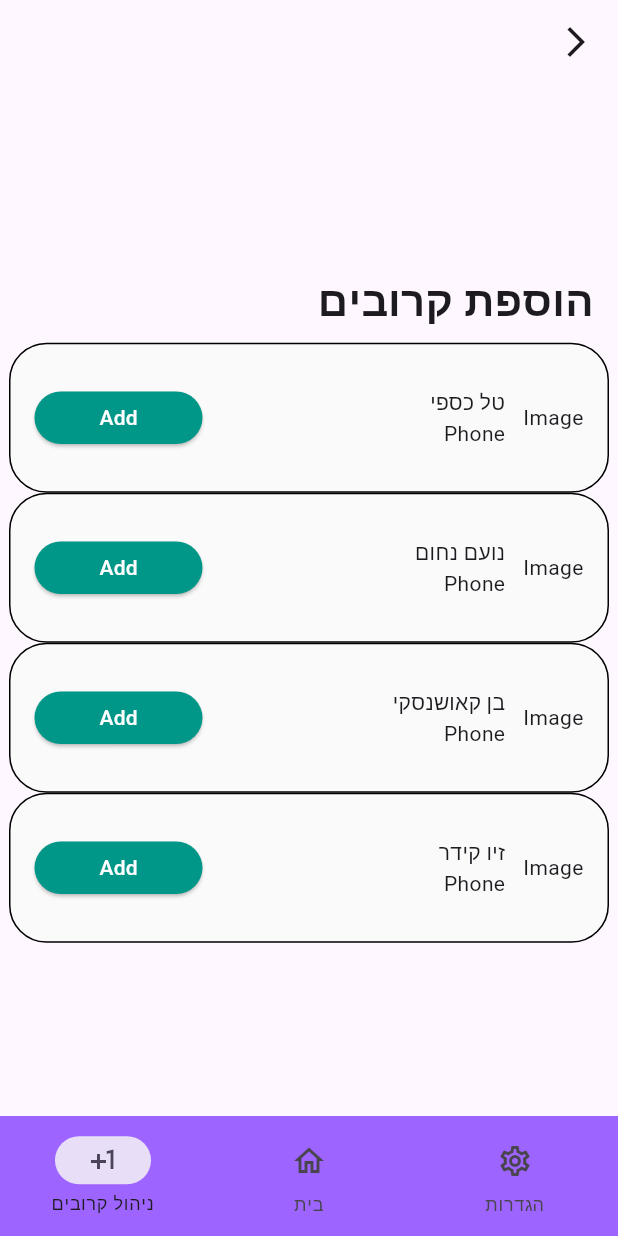
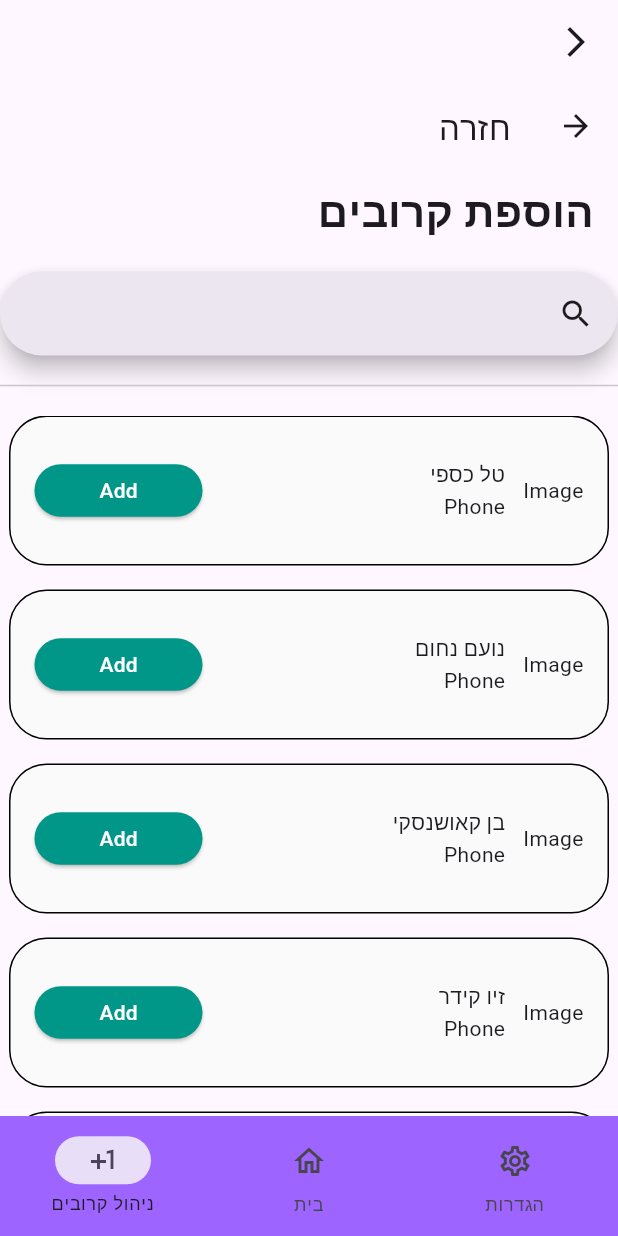
Before and after one commit to Guy-Michael/im_okay_client, a Flutter app: the AddKinPage screen opened by its route, on a phone screen of 412 x 824 dp. Run offline on Flutter 3.47's test engine with Material 3 defaults, Android fonts, the light colour scheme and no system bars; our stand-ins replace equatable, firebase_auth, firebase_core, firebase_messaging, flutter_dotenv, fluttertoast and 5 more; missing offline and left inert: firebase_ui_auth, point_in_polygon; accounts and stored records are empty; network calls fail.

Commit message:
WIP: align kin pages

```diff
--- a/lib/pages/kin/add kin/add_kin_page.dart
+++ b/lib/pages/kin/add kin/add_kin_page.dart
@@ -3,6 +3,7 @@ import 'package:im_okay/Models/app_user.dart';
 import 'package:im_okay/Services/API%20Services/Friend%20Interaction%20Service/friend_interactions_api_provider.dart';
 import 'package:im_okay/pages/kin/kin%20management/components/kin_page_title.dart';
 import 'package:im_okay/pages/kin/add%20kin/components/add_kin_button.dart';
+import 'package:im_okay/pages/kin/kin%20page%20base/kin_page_base.dart';
 
 class AddKinPage extends StatefulWidget {
   final IKinInteractionsService friendInteractionProvider;
@@ -20,29 +21,16 @@ class AddKinPageState extends State<AddKinPage> {
     AppUser user2 = AppUser(firstName: "נועם", lastName: "נחום");
     AppUser user3 = AppUser(firstName: "בן", lastName: "קאושנסקי");
     AppUser user4 = AppUser(firstName: "זיו", lastName: "קידר");
-    return Scaffold(
-        body: Column(
-      mainAxisAlignment: MainAxisAlignment.center,
-      children: [
-        KinPageTitle(title: AddKinPageConsts.pageTitle),
-        AddKinButton(
-          user: user,
-          onAddClicked: widget.friendInteractionProvider.sendFriendRequest,
-        ),
-        AddKinButton(
-          user: user2,
-          onAddClicked: widget.friendInteractionProvider.sendFriendRequest,
-        ),
-        AddKinButton(
-          user: user3,
-          onAddClicked: widget.friendInteractionProvider.sendFriendRequest,
-        ),
-        AddKinButton(
-          user: user4,
-          onAddClicked: widget.friendInteractionProvider.sendFriendRequest,
-        ),
-      ],
-    ));
+    List<AppUser> users = [user, user2, user3, user4, user, user];
+    return KinPageBase(
+      title: AddKinPageConsts.pageTitle,
+      list: users
+          .map<AddKinTile>((user) => AddKinTile(
+                user: user,
+                onAddClicked: (widget.friendInteractionProvider.sendFriendRequest),
+              ))
+          .toList(),
+    );
   }
 }
 
--- a/lib/pages/kin/add kin/components/add_kin_button.dart
+++ b/lib/pages/kin/add kin/components/add_kin_button.dart
@@ -1,25 +1,24 @@
 import 'package:flutter/material.dart';
 import 'package:im_okay/Models/app_user.dart';
-import 'package:im_okay/Services/API%20Services/Friend%20Interaction%20Service/friend_interactions_api_provider.dart';
 
-class AddKinButton extends StatefulWidget {
+class AddKinTile extends StatefulWidget {
   final AppUser user;
 
   Future<void> Function({required AppUser user}) onAddClicked;
 
-  AddKinButton({
+  AddKinTile({
     super.key,
     required this.user,
     required this.onAddClicked,
   });
 
   @override
-  State<StatefulWidget> createState() => AddKinButtonState();
+  State<StatefulWidget> createState() => AddKinTileState();
 }
 
 class IFriendsInteractionsService {}
 
-class AddKinButtonState extends State<AddKinButton> {
+class AddKinTileState extends State<AddKinTile> {
   @override
   Widget build(BuildContext context) {
     return Container(
--- a/lib/pages/kin/kin management/kin_management_page.dart
+++ b/lib/pages/kin/kin management/kin_management_page.dart
@@ -14,6 +14,9 @@ class _KinManagementPageState extends State<KinManagementPage> {
   @override
   Widget build(BuildContext context) {
     return Column(spacing: 32, children: [
+      Container(
+        margin: EdgeInsets.fromLTRB(0, 58, 0, 0),
+      ),
       KinPageTitle(title: _KinManagementPageConsts.pageTitle),
       KinManagementButton(
         destination: Routes.kin.myKin,
--- /dev/null
+++ b/lib/pages/kin/kin page base/kin_page_base.dart
@@ -0,0 +1,61 @@
+import 'package:flutter/material.dart';
+import 'package:im_okay/pages/kin/kin%20management/components/kin_page_title.dart';
+// import 'package:im_okay/pages/kin/shared/kin_page_title.dart';
+
+class KinPageBase extends StatefulWidget {
+  String title;
+  List<Widget> list;
+  bool displaySearchBar;
+  String? searchBarHint;
+  String? kinListHint;
+
+  KinPageBase(
+      {required this.title,
+      required this.list,
+      this.displaySearchBar = true,
+      this.searchBarHint,
+      this.kinListHint,
+      super.key});
+
+  @override
+  State<StatefulWidget> createState() => KinPageBaseState();
+}
+
+class KinPageBaseState extends State<KinPageBase> {
+  @override
+  Widget build(BuildContext context) {
+    List<Widget> list = [
+      KinPageTitle(
+        title: widget.title,
+      ),
+      if (widget.displaySearchBar)
+        SearchAnchor.bar(
+          suggestionsBuilder: (context, controller) {
+            return [];
+          },
+          barHintText: widget.searchBarHint,
+        ),
+      Divider(
+        thickness: 1,
+      ),
+      Expanded(
+          child: SingleChildScrollView(
+              child: Column(
+        spacing: 16,
+        children: widget.list,
+      )))
+    ];
+
+    return Scaffold(
+      appBar: AppBar(title: Text(KinPageBaseConsts.backButtonCaption)),
+      body: Column(
+        spacing: 12,
+        children: list,
+      ),
+    );
+  }
+}
+
+class KinPageBaseConsts {
+  static const String backButtonCaption = "חזרה";
+}
```
Also changed, not shown: lib/pages/kin/incoming kin requests/incoming_kin_request_tile.dart (added, +64 -0 lines), lib/pages/kin/incoming kin requests/incoming_kin_requests_page.dart (+9 -9 lines), lib/pages/kin/my kin/my_kin_page.dart (+14 -3 lines), lib/pages/kin/my kin/my_kin_tile.dart (added, +63 -0 lines).
